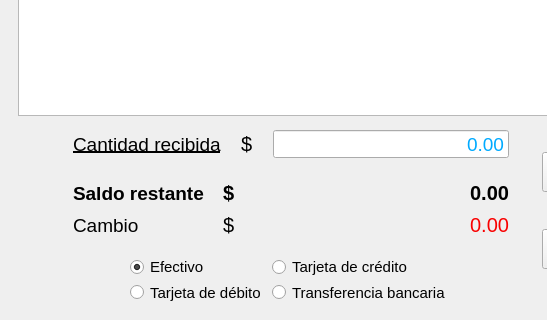
Qt form src/AdministrarVentas/Ui_TerminarVenta.ui (ivanperez-7/printpos) before a commit; both pictures show x 0 to 547 and y 360 to 680 of the 827 by 680 pixel window.
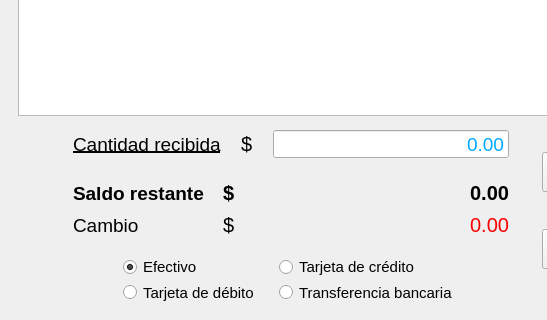
The same form after that commit. Icons and pictures are not drawn.

The edit to the form file:
```diff
--- a/src/AdministrarVentas/Ui_TerminarVenta.ui
+++ b/src/AdministrarVentas/Ui_TerminarVenta.ui
@@ -890,6 +890,9 @@
              </font>
             </property>
             <layout class="QGridLayout" name="gridLayout_2">
+             <property name="horizontalSpacing">
+              <number>20</number>
+             </property>
              <item row="0" column="0">
               <widget class="QRadioButton" name="radioButton">
                <property name="minimumSize">
```
